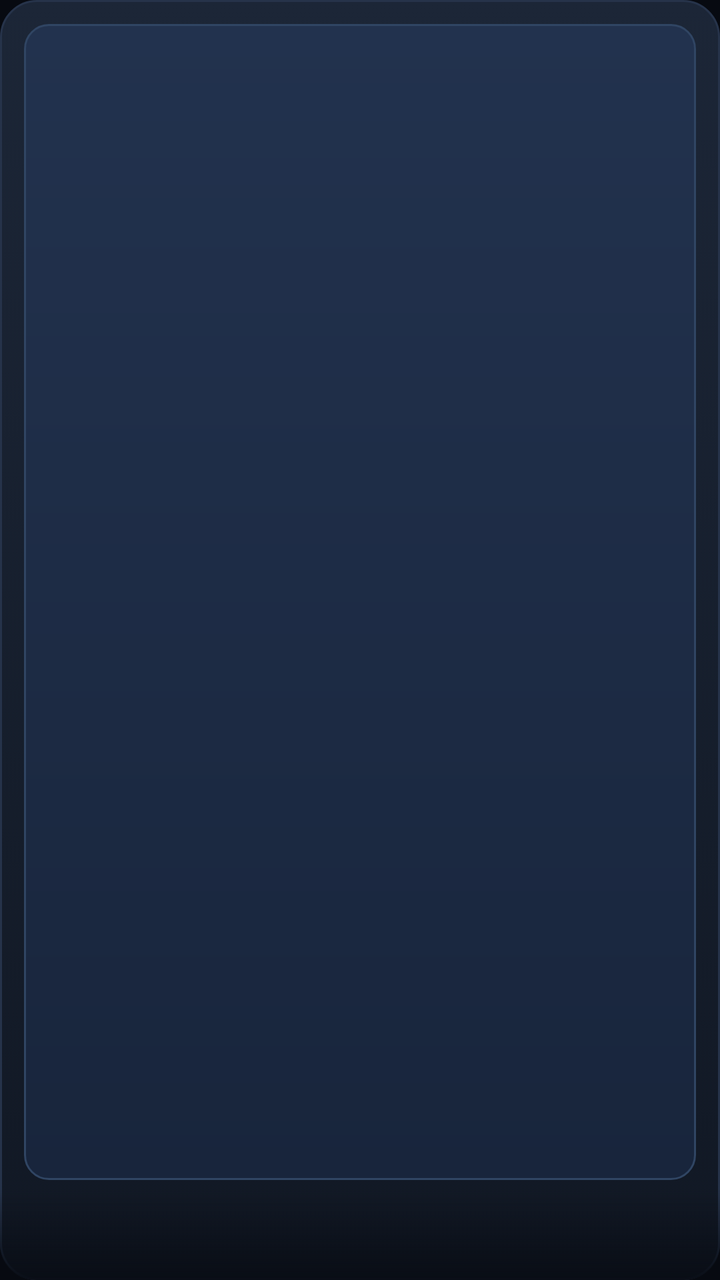
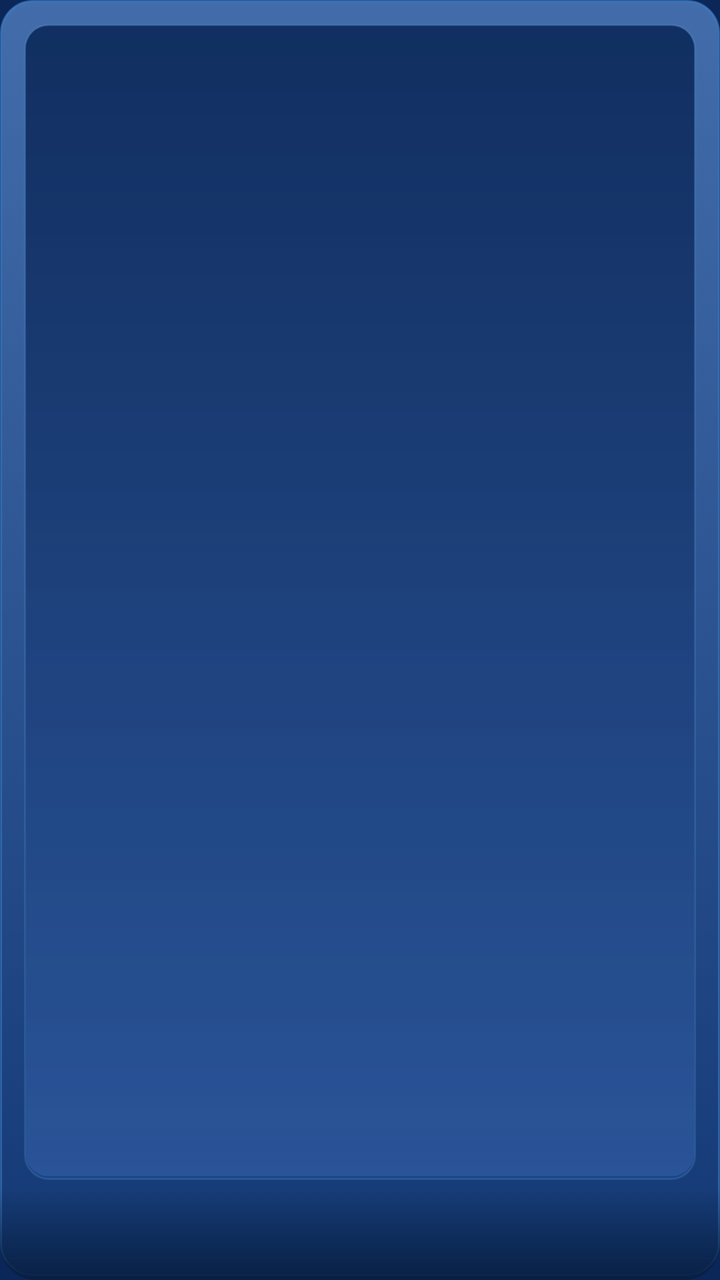

An Android layout rendered at two revisions. The XML below is the earlier revision; the diff shows what the commit changed to produce the second picture.
<!-- AndroidManifest.xml: application theme Theme.TvIptv -->
<!-- res/layout/item_channel_card.xml -->
<?xml version="1.0" encoding="utf-8"?>
<FrameLayout xmlns:android="http://schemas.android.com/apk/res/android"
    android:layout_width="match_parent"
    android:layout_height="132dp"
    android:layout_margin="8dp"
    android:background="@drawable/bg_card"
    android:clickable="true"
    android:focusable="true"
    android:focusableInTouchMode="true">

    
    <FrameLayout
        android:id="@+id/logoPlate"
        android:layout_width="match_parent"
        android:layout_height="match_parent"
        android:layout_marginStart="12dp"
        android:layout_marginTop="12dp"
        android:layout_marginEnd="12dp"
        android:layout_marginBottom="50dp"
        android:background="@drawable/bg_logo_plate">

        
        <TextView
            android:id="@+id/channelLetter"
            android:layout_width="match_parent"
            android:layout_height="match_parent"
            android:gravity="center"
            android:textColor="#9FB6DC"
            android:textSize="34sp"
            android:textStyle="bold" />

        <ImageView
            android:id="@+id/channelLogo"
            android:layout_width="match_parent"
            android:layout_height="62dp"
            android:layout_gravity="center"
            android:contentDescription="@null"
            android:padding="8dp"
            android:scaleType="fitCenter" />
    </FrameLayout>

    
    <FrameLayout
        android:id="@+id/previewHost"
        android:layout_width="match_parent"
        android:layout_height="match_parent"
        android:layout_marginStart="12dp"
        android:layout_marginTop="12dp"
        android:layout_marginEnd="12dp"
        android:layout_marginBottom="50dp"
        android:visibility="gone" />

    <TextView
        android:id="@+id/channelName"
        android:layout_width="match_parent"
        android:layout_height="46dp"
        android:layout_gravity="bottom"
        android:background="@drawable/bg_card_name"
        android:ellipsize="end"
        android:gravity="bottom|start"
        android:maxLines="1"
        android:paddingStart="14dp"
        android:paddingEnd="14dp"
        android:paddingBottom="9dp"
        android:textColor="#EAF1FF"
        android:textSize="13sp"
        android:textStyle="bold" />

    <TextView
        android:id="@+id/officialTag"
        android:layout_width="wrap_content"
        android:layout_height="wrap_content"
        android:layout_gravity="top|start"
        android:layout_marginStart="10dp"
        android:layout_marginTop="9dp"
        android:background="@drawable/bg_official_tag"
        android:paddingStart="8dp"
        android:paddingTop="3dp"
        android:paddingEnd="8dp"
        android:paddingBottom="3dp"
        android:text="官方入口"
        android:textColor="#AFCBFF"
        android:textSize="9sp"
        android:visibility="gone" />

    <TextView
        android:id="@+id/favoriteTag"
        android:layout_width="wrap_content"
        android:layout_height="wrap_content"
        android:layout_gravity="top|end"
        android:layout_marginTop="9dp"
        android:layout_marginEnd="10dp"
        android:background="@drawable/bg_fav_tag"
        android:paddingStart="7dp"
        android:paddingTop="2dp"
        android:paddingEnd="7dp"
        android:paddingBottom="2dp"
        android:text="★"
        android:textColor="#FFC46B"
        android:textSize="12sp"
        android:visibility="gone" />

    <TextView
        android:id="@+id/previewTag"
        android:layout_width="wrap_content"
        android:layout_height="wrap_content"
        android:layout_gravity="bottom|start"
        android:layout_marginStart="10dp"
        android:layout_marginBottom="52dp"
        android:background="@drawable/bg_preview_tag"
        android:paddingStart="8dp"
        android:paddingTop="3dp"
        android:paddingEnd="8dp"
        android:paddingBottom="3dp"
        android:text="● 预览 · 静音"
        android:textColor="#BFD3FF"
        android:textSize="9sp"
        android:visibility="gone" />

    <View
        android:id="@+id/nowDot"
        android:layout_width="8dp"
        android:layout_height="8dp"
        android:layout_gravity="bottom|end"
        android:layout_marginEnd="12dp"
        android:layout_marginBottom="52dp"
        android:background="@drawable/dot_live"
        android:visibility="gone" />

</FrameLayout>
<!-- resources referenced by this layout -->
<resources>
  <!-- drawable bg_card (drawable) -->
  <?xml version="1.0" encoding="utf-8"?>
  <selector xmlns:android="http://schemas.android.com/apk/res/android">
  
      
      <item android:state_focused="true">
          <shape android:shape="rectangle">
              <gradient
                  android:angle="270"
                  android:endColor="#182238"
                  android:startColor="#293B5C"
                  android:type="linear" />
              <stroke android:width="2.5dp" android:color="#8FB2FF" />
              <corners android:radius="18dp" />
          </shape>
      </item>
  
      
      <item android:state_selected="true">
          <shape android:shape="rectangle">
              <gradient
                  android:angle="270"
                  android:endColor="#131B2A"
                  android:startColor="#1C2A44"
                  android:type="linear" />
              <stroke android:width="1.5dp" android:color="#665B8DFF" />
              <corners android:radius="18dp" />
          </shape>
      </item>
  
      <item>
          <shape android:shape="rectangle">
              <gradient
                  android:angle="270"
                  android:endColor="#111824"
                  android:startColor="#1C2637"
                  android:type="linear" />
              <stroke android:width="1dp" android:color="#26334A" />
              <corners android:radius="18dp" />
          </shape>
      </item>
  </selector>
  <!-- drawable bg_card_name (drawable) -->
  <?xml version="1.0" encoding="utf-8"?>
  <shape xmlns:android="http://schemas.android.com/apk/res/android"
      android:shape="rectangle">
      <gradient
          android:angle="270"
          android:endColor="#F5080C14"
          android:startColor="#00080C14" />
      <corners
          android:bottomLeftRadius="18dp"
          android:bottomRightRadius="18dp" />
  </shape>
  <!-- drawable bg_fav_tag (drawable) -->
  <?xml version="1.0" encoding="utf-8"?>
  <shape xmlns:android="http://schemas.android.com/apk/res/android"
      android:shape="rectangle">
      <solid android:color="#E61A2340" />
      <stroke
          android:width="1dp"
          android:color="#99FFC46B" />
      <corners android:radius="10dp" />
  </shape>
  <!-- drawable bg_logo_plate (drawable) -->
  <?xml version="1.0" encoding="utf-8"?>
  <shape xmlns:android="http://schemas.android.com/apk/res/android"
      android:shape="rectangle">
      <gradient
          android:angle="270"
          android:endColor="#18253C"
          android:startColor="#22324E"
          android:type="linear" />
      <stroke android:width="1dp" android:color="#304563" />
      <corners android:radius="12dp" />
  </shape>
  <!-- drawable bg_official_tag (drawable) -->
  <?xml version="1.0" encoding="utf-8"?>
  <shape xmlns:android="http://schemas.android.com/apk/res/android"
      android:shape="rectangle">
      <solid android:color="#CC1B2C4C" />
      <stroke
          android:width="1dp"
          android:color="#668FB2FF" />
      <corners android:radius="9dp" />
  </shape>
  <!-- drawable bg_preview_tag (drawable) -->
  <?xml version="1.0" encoding="utf-8"?>
  <shape xmlns:android="http://schemas.android.com/apk/res/android"
      android:shape="rectangle">
      <solid android:color="#CC0B1220" />
      <stroke
          android:width="1dp"
          android:color="#667FA6FF" />
      <corners android:radius="10dp" />
  </shape>
  <color name="accent">#5B8DFF</color>
  <color name="bg">#070A11</color>
  <color name="text_primary">#F2F6FF</color>
  <color name="text_secondary">#96A5BF</color>
  <color name="text_muted">#6D7C96</color>
  <!-- drawable bg_overlay (drawable) -->
  <?xml version="1.0" encoding="utf-8"?>
  <shape xmlns:android="http://schemas.android.com/apk/res/android"
      android:shape="rectangle">
      <gradient
          android:angle="270"
          android:endColor="#E00A1020"
          android:startColor="#E61B2740"
          android:type="linear" />
      <stroke
          android:width="1dp"
          android:color="#3D5B8DFF" />
      <corners android:radius="20dp" />
  </shape>
  <!-- unchanged entries left out for length: 3 -->
</resources>

<!-- the commit's change to res/layout/item_channel_card.xml (unified diff, before → after) -->
@@ -25,7 +25,7 @@
             android:layout_width="match_parent"
             android:layout_height="match_parent"
             android:gravity="center"
-            android:textColor="#9FB6DC"
+            android:textColor="#B6CCEF"
             android:textSize="34sp"
             android:textStyle="bold" />
 
<!-- resource entries referenced after the edit -->
@@ -3,44 +3,9 @@
   <!-- drawable bg_card (drawable) -->
   <?xml version="1.0" encoding="utf-8"?>
   <selector xmlns:android="http://schemas.android.com/apk/res/android">
-  
-      
-      <item android:state_focused="true">
-          <shape android:shape="rectangle">
-              <gradient
-                  android:angle="270"
-                  android:endColor="#182238"
-                  android:startColor="#293B5C"
-                  android:type="linear" />
-              <stroke android:width="2.5dp" android:color="#8FB2FF" />
-              <corners android:radius="18dp" />
-          </shape>
-      </item>
-  
-      
-      <item android:state_selected="true">
-          <shape android:shape="rectangle">
-              <gradient
-                  android:angle="270"
-                  android:endColor="#131B2A"
-                  android:startColor="#1C2A44"
-                  android:type="linear" />
-              <stroke android:width="1.5dp" android:color="#665B8DFF" />
-              <corners android:radius="18dp" />
-          </shape>
-      </item>
-  
-      <item>
-          <shape android:shape="rectangle">
-              <gradient
-                  android:angle="270"
-                  android:endColor="#111824"
-                  android:startColor="#1C2637"
-                  android:type="linear" />
-              <stroke android:width="1dp" android:color="#26334A" />
-              <corners android:radius="18dp" />
-          </shape>
-      </item>
+      <item android:drawable="@drawable/bg_neu_focused" android:state_focused="true" />
+      <item android:drawable="@drawable/bg_neu_selected" android:state_selected="true" />
+      <item android:drawable="@drawable/bg_neu_raised" />
   </selector>
   <!-- drawable bg_card_name (drawable) -->
   <?xml version="1.0" encoding="utf-8"?>
@@ -48,8 +13,8 @@
       android:shape="rectangle">
       <gradient
           android:angle="270"
-          android:endColor="#F5080C14"
-          android:startColor="#00080C14" />
+          android:endColor="#F5081F42"
+          android:startColor="#00000F28" />
       <corners
           android:bottomLeftRadius="18dp"
           android:bottomRightRadius="18dp" />
@@ -58,63 +23,202 @@
   <?xml version="1.0" encoding="utf-8"?>
   <shape xmlns:android="http://schemas.android.com/apk/res/android"
       android:shape="rectangle">
-      <solid android:color="#E61A2340" />
-      <stroke
-          android:width="1dp"
-          android:color="#99FFC46B" />
+      <solid android:color="#4D0A2A5C" />
+      <stroke android:width="1dp" android:color="#66FFC46B" />
       <corners android:radius="10dp" />
   </shape>
   <!-- drawable bg_logo_plate (drawable) -->
   <?xml version="1.0" encoding="utf-8"?>
-  <shape xmlns:android="http://schemas.android.com/apk/res/android"
-      android:shape="rectangle">
-      <gradient
-          android:angle="270"
-          android:endColor="#18253C"
-          android:startColor="#22324E"
-          android:type="linear" />
-      <stroke android:width="1dp" android:color="#304563" />
-      <corners android:radius="12dp" />
-  </shape>
+  <layer-list xmlns:android="http://schemas.android.com/apk/res/android">
+      <item android:drawable="@drawable/bg_neu_inset" />
+  </layer-list>
   <!-- drawable bg_official_tag (drawable) -->
   <?xml version="1.0" encoding="utf-8"?>
   <shape xmlns:android="http://schemas.android.com/apk/res/android"
       android:shape="rectangle">
-      <solid android:color="#CC1B2C4C" />
-      <stroke
-          android:width="1dp"
-          android:color="#668FB2FF" />
+      <solid android:color="#401B4C94" />
+      <stroke android:width="1dp" android:color="#4D8FB2FF" />
       <corners android:radius="9dp" />
   </shape>
   <!-- drawable bg_preview_tag (drawable) -->
   <?xml version="1.0" encoding="utf-8"?>
   <shape xmlns:android="http://schemas.android.com/apk/res/android"
       android:shape="rectangle">
-      <solid android:color="#CC0B1220" />
-      <stroke
-          android:width="1dp"
-          android:color="#667FA6FF" />
+      <solid android:color="#590B2C60" />
+      <stroke android:width="1dp" android:color="#4D7FA6FF" />
       <corners android:radius="10dp" />
   </shape>
-  <color name="accent">#5B8DFF</color>
-  <color name="bg">#070A11</color>
-  <color name="text_primary">#F2F6FF</color>
-  <color name="text_secondary">#96A5BF</color>
-  <color name="text_muted">#6D7C96</color>
+  <!-- drawable bg_neu_focused (drawable) -->
+  <?xml version="1.0" encoding="utf-8"?>
+  <layer-list xmlns:android="http://schemas.android.com/apk/res/android">
+      <item android:left="1dp" android:top="2dp" android:right="1dp">
+          <shape android:shape="rectangle">
+              <solid android:color="@color/neu_shadow" />
+              <corners android:radius="17dp" />
+          </shape>
+      </item>
+      <item android:bottom="2dp">
+          <shape android:shape="rectangle">
+              <gradient
+                  android:angle="270"
+                  android:endColor="#D91E4C96"
+                  android:startColor="#F03A78D0"
+                  android:type="linear" />
+              <stroke android:width="2dp" android:color="@color/neu_stroke_focus" />
+              <corners android:radius="16dp" />
+          </shape>
+      </item>
+      <item
+          android:bottom="4dp"
+          android:left="2dp"
+          android:right="2dp"
+          android:top="2dp">
+          <shape android:shape="rectangle">
+              <gradient
+                  android:angle="270"
+                  android:endColor="#00FFFFFF"
+                  android:startColor="#30FFFFFF"
+                  android:type="linear" />
+              <corners android:radius="14dp" />
+          </shape>
+      </item>
+  </layer-list>
+  <!-- drawable bg_neu_selected (drawable) -->
+  <?xml version="1.0" encoding="utf-8"?>
+  <layer-list xmlns:android="http://schemas.android.com/apk/res/android">
+      <item android:left="1dp" android:top="2dp" android:right="1dp">
+          <shape android:shape="rectangle">
+              <solid android:color="@color/neu_shadow" />
+              <corners android:radius="17dp" />
+          </shape>
+      </item>
+      <item android:bottom="2dp">
+          <shape android:shape="rectangle">
+              <gradient
+                  android:angle="270"
+                  android:endColor="#C61B4C90"
+                  android:startColor="#D92C64AE"
+                  android:type="linear" />
+              <stroke android:width="1.5dp" android:color="#805B9BFF" />
+              <corners android:radius="16dp" />
+          </shape>
+      </item>
+  </layer-list>
+  <!-- drawable bg_neu_raised (drawable) -->
+  <?xml version="1.0" encoding="utf-8"?>
+  <layer-list xmlns:android="http://schemas.android.com/apk/res/android">
+      <item android:left="1dp" android:top="2dp" android:right="1dp">
+          <shape android:shape="rectangle">
+              <solid android:color="@color/neu_shadow" />
+              <corners android:radius="17dp" />
+          </shape>
+      </item>
+      <item android:bottom="2dp">
+          <shape android:shape="rectangle">
+              <gradient
+                  android:angle="270"
+                  android:endColor="@color/neu_face_bottom"
+                  android:startColor="@color/neu_face_top"
+                  android:type="linear" />
+              <stroke android:width="1dp" android:color="@color/neu_stroke" />
+              <corners android:radius="16dp" />
+          </shape>
+      </item>
+      <item
+          android:bottom="3dp"
+          android:left="1dp"
+          android:right="1dp"
+          android:top="1dp">
+          <shape android:shape="rectangle">
+              <gradient
+                  android:angle="270"
+                  android:endColor="#00FFFFFF"
+                  android:startColor="@color/neu_highlight"
+                  android:type="linear" />
+              <corners android:radius="15dp" />
+          </shape>
+      </item>
+  </layer-list>
+  <!-- drawable bg_neu_inset (drawable) -->
+  <?xml version="1.0" encoding="utf-8"?>
+  <layer-list xmlns:android="http://schemas.android.com/apk/res/android">
+      <item>
+          <shape android:shape="rectangle">
+              <gradient
+                  android:angle="270"
+                  android:endColor="#D61B488C"
+                  android:startColor="#D6123672"
+                  android:type="linear" />
+              <stroke android:width="1dp" android:color="#335FA8D8" />
+              <corners android:radius="12dp" />
+          </shape>
+      </item>
+      <item android:bottom="2dp" android:left="1dp" android:right="1dp" android:top="1dp">
+          <shape android:shape="rectangle">
+              <gradient
+                  android:angle="270"
+                  android:endColor="@color/neu_inset_bottom"
+                  android:startColor="@color/neu_inset_top"
+                  android:type="linear" />
+              <corners android:radius="11dp" />
+          </shape>
+      </item>
+  </layer-list>
+  <color name="accent">#5B9BFF</color>
+  <color name="bg">#0B2658</color>
+  <color name="text_primary">#F2F7FF</color>
+  <color name="text_secondary">#AFC6E8</color>
+  <color name="text_muted">#8AA7D2</color>
+  <color name="neu_shadow">#40000F2C</color>
+  <color name="neu_stroke_focus">#CC9FC8FF</color>
+  <color name="neu_face_bottom">#D0163E7E</color>
+  <color name="neu_face_top">#E62C5EA8</color>
+  <color name="neu_stroke">#6659A6F0</color>
+  <color name="neu_highlight">#1FFFFFFF</color>
+  <color name="neu_inset_bottom">#1F8FB2FF</color>
+  <color name="neu_inset_top">#59001030</color>
   <!-- drawable bg_overlay (drawable) -->
   <?xml version="1.0" encoding="utf-8"?>
-  <shape xmlns:android="http://schemas.android.com/apk/res/android"
-      android:shape="rectangle">
-      <gradient
-          android:angle="270"
-          android:endColor="#E00A1020"
-          android:startColor="#E61B2740"
-          android:type="linear" />
-      <stroke
-          android:width="1dp"
-          android:color="#3D5B8DFF" />
-      <corners android:radius="20dp" />
-  </shape>
+  <layer-list xmlns:android="http://schemas.android.com/apk/res/android">
+      <item android:drawable="@drawable/bg_neu_plate" />
+  </layer-list>
+  <!-- drawable bg_neu_plate (drawable) -->
+  <?xml version="1.0" encoding="utf-8"?>
+  <layer-list xmlns:android="http://schemas.android.com/apk/res/android">
+      <item android:left="2dp" android:top="3dp" android:right="2dp">
+          <shape android:shape="rectangle">
+              <solid android:color="#4D000F2C" />
+              <corners android:radius="16dp" />
+          </shape>
+      </item>
+      <item android:bottom="3dp">
+          <shape android:shape="rectangle">
+              <gradient
+                  android:angle="270"
+                  android:endColor="@color/neu_plate_bottom"
+                  android:startColor="@color/neu_plate_top"
+                  android:type="linear" />
+              <stroke android:width="1dp" android:color="@color/neu_stroke" />
+              <corners android:radius="15dp" />
+          </shape>
+      </item>
+      <item
+          android:bottom="4dp"
+          android:left="1dp"
+          android:right="1dp"
+          android:top="1dp">
+          <shape android:shape="rectangle">
+              <gradient
+                  android:angle="270"
+                  android:endColor="#00FFFFFF"
+                  android:startColor="#26FFFFFF"
+                  android:type="linear" />
+              <corners android:radius="14dp" />
+          </shape>
+      </item>
+  </layer-list>
+  <color name="neu_plate_bottom">#9E123A73</color>
+  <color name="neu_plate_top">#B3204C93</color>
   <!-- unchanged entries left out for length: 3 -->
 </resources>
 
